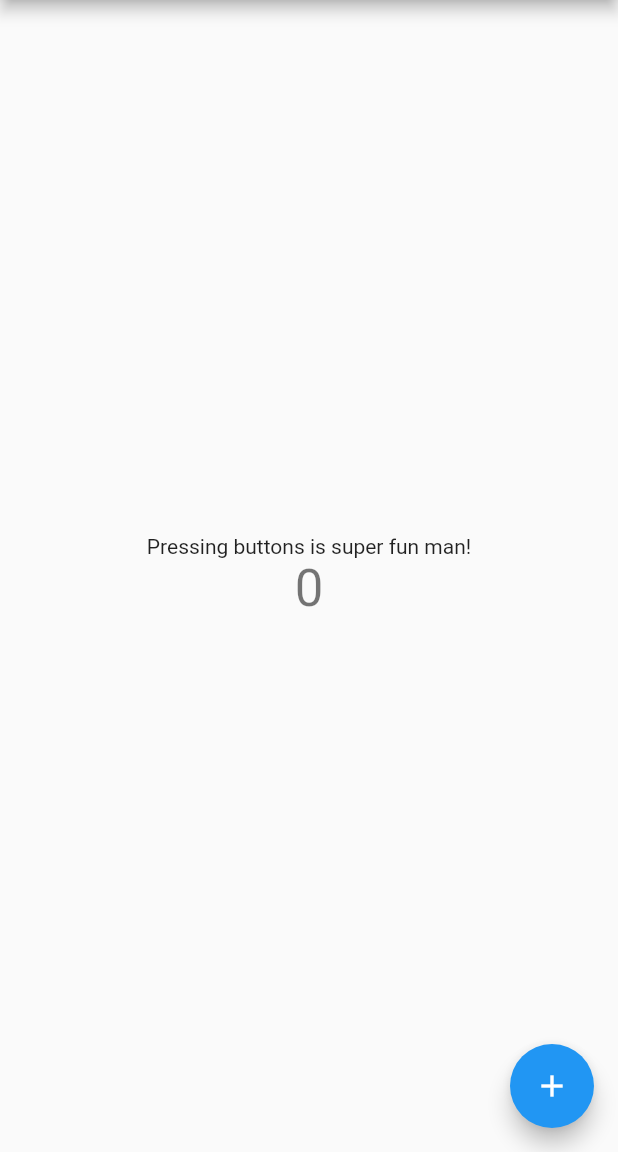
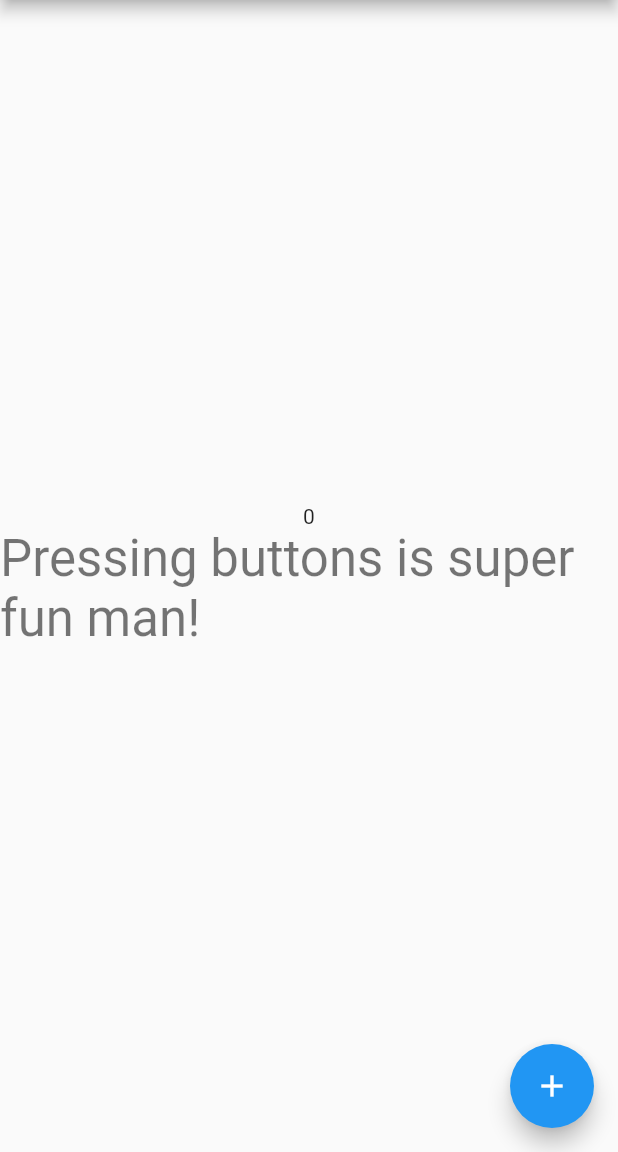
Before and after one commit to app-createur-pro/my_app, a Flutter app: the screen it shows after launch, on a phone screen of 412 x 824 dp, the part 84-1236 px from its top. Run offline on Flutter 3.47's test engine with Material 2 defaults, Android fonts, the phone set to English and light mode, and no system bars.

Commit message:
const added to Text for build test

```diff
--- a/lib/main.dart
+++ b/lib/main.dart
@@ -36,19 +36,19 @@ class _MyHomePageState extends State<MyHomePage> {
   @override
   Widget build(BuildContext context) {
     print("build method called in home page state");
-    return new Scaffold(
-      appBar: new AppBar(
-        title: new Text(widget.title),
+    return Scaffold(
+      appBar: AppBar(
+        title: Text(widget.title),
       ),
-      body: new Center(
-        child: new Column(
+      body: Center(
+        child: Column(
           mainAxisAlignment: MainAxisAlignment.center,
           children: <Widget>[
-            new Text(
-              'Pressing buttons is super fun man!',
+            Text(
+              '$_counter',
             ),
-            TextWidget(
-              counter: _counter,
+            const TextWidget(
+              text: 'Pressing buttons is super fun man!',
             )
           ],
         ),
@@ -56,7 +56,7 @@ class _MyHomePageState extends State<MyHomePage> {
       floatingActionButton: new FloatingActionButton(
         onPressed: _incrementCounter,
         tooltip: 'Increment',
-        child: new Icon(Icons.add),
+        child: Icon(Icons.add),
       ), // This trailing comma makes auto-formatting nicer for build methods.
     );
   }
--- a/lib/text_widget.dart
+++ b/lib/text_widget.dart
@@ -2,15 +2,15 @@ import 'package:flutter/material.dart';
 
 class TextWidget extends StatelessWidget {
 
-  final int counter;
+  final String text;
 
-  const TextWidget({Key key, this.counter}) : super(key: key);
+  const TextWidget({Key key, this.text}) : super(key: key);
 
   @override
   Widget build(BuildContext context) {
     print("build method called in text");
     return Text(
-      counter.toString(),
+      text,
       style: Theme.of(context).textTheme.display1,
     );
   }
```
